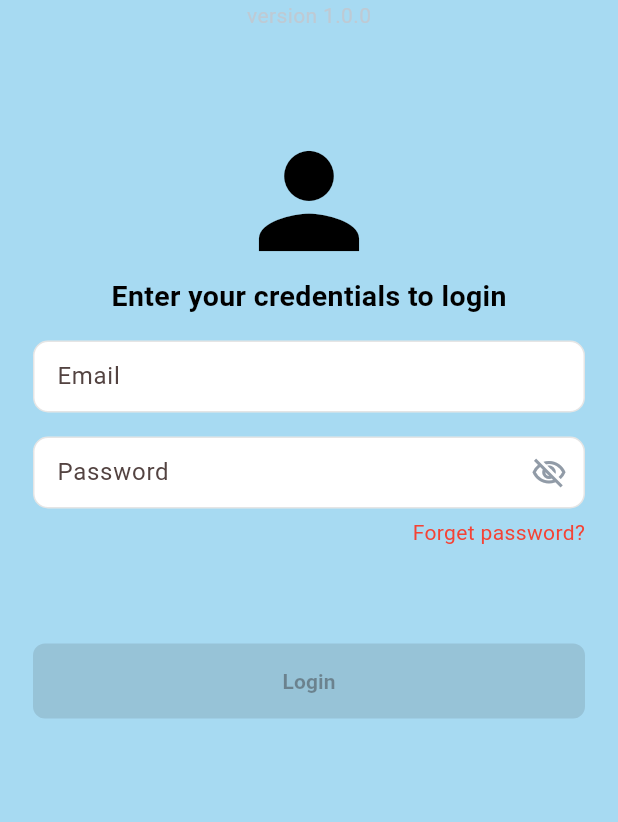
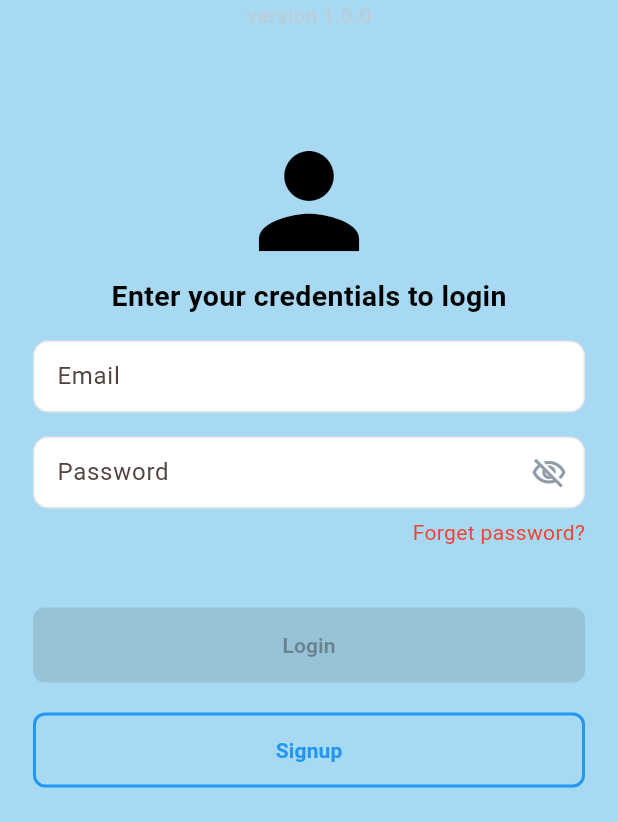
Before and after one commit to SudeshKharel333/ZipPro, a Flutter app: the LoginPage screen opened directly, on a phone screen of 412 x 824 dp, the part 414-1236 px from its top. Run offline on Flutter 3.47's test engine with Material 3 defaults, Android fonts, the phone set to English and light mode, and no system bars; our stand-ins replace carousel_slider, dio, gap, get, get_storage; missing offline and left inert: alice; accounts and stored records are empty.

Commit message:
Added loginpage and signupbutton

```diff
--- a/lib/main.dart
+++ b/lib/main.dart
@@ -58,8 +58,8 @@ class _MyAppState extends State<MyApp> {
               : SplashScreen(),
       initialBinding:
           (storage.read("is_login") != null && storage.read("is_login") == true)
-              ? ShopHomeBinding()
-              : ShopHomeBinding(),
+              ? LoginBinding()
+              : LoginBinding(),
       getPages: AppPages.pages,
     );
   }
--- a/lib/screen/auth/login/login_view.dart
+++ b/lib/screen/auth/login/login_view.dart
@@ -96,13 +96,21 @@ class _LoginPageState extends State<LoginPage> {
                           ))
                     ],
                   ),
-                  Gap(64),
+                  Gap(40),
                   CostumeButtons.common(
                     labelText: 'Login',
                     onPressed: () {
                       logic.login();
                     },
                     isEnabled: logic.validateFields(),
+                  ),
+                  Gap(20),
+                  CostumeButtons.blueBorder(
+                    labelText: 'Signup',
+                    onPressed: () {
+                      // logic.login();
+                    },
+                    isEnabled: false,
                   ),
                 ],
               ),
--- a/lib/screen/splash_screen.dart
+++ b/lib/screen/splash_screen.dart
@@ -1,4 +1,5 @@
 import 'package:flutter/material.dart';
+import 'package:my_flutter_app/screen/auth/login/login_view.dart';
 
 import '../core/app_managers/assets_managers.dart';
 import '../screen/shop_home/shop_home_view.dart';
@@ -75,7 +76,7 @@ class _SplashScreenState extends State<SplashScreen>
           context,
           MaterialPageRoute(
               builder: (context) =>
-                  ShopHomePage()), // Replace with your actual homepage widget
+                  LoginPage()), // Replace with your actual homepage widget
         );
       }
     });
--- a/lib/widgets/buttons.dart
+++ b/lib/widgets/buttons.dart
@@ -9,73 +9,103 @@ class CostumeButtons extends StatefulWidget {
   final bool isEnabled;
   final String btnType;
 
-  const CostumeButtons.common(
-      {super.key,
+  const CostumeButtons.common({
+    super.key,
     required this.labelText,
     this.onPressed,
     this.onLongPressed,
     required this.isEnabled,
-      this.btnType = "common"});
+    this.btnType = "common",
+  });
 
-  const CostumeButtons.positive(
-      {super.key,
+  const CostumeButtons.positive({
+    super.key,
     required this.labelText,
     this.onPressed,
     this.onLongPressed,
     required this.isEnabled,
-      this.btnType = "positive"});
+    this.btnType = "positive",
+  });
 
-  const CostumeButtons.negative(
-      {super.key,
+  const CostumeButtons.negative({
+    super.key,
     required this.labelText,
     this.onPressed,
     this.onLongPressed,
     required this.isEnabled,
-      this.btnType = "negative"});
+    this.btnType = "negative",
+  });
+
+  const CostumeButtons.blueBorder({
+    super.key,
+    required this.labelText,
+    this.onPressed,
+    this.onLongPressed,
+    required this.isEnabled,
+    this.btnType = "blueBorder",
+  });
 
   @override
   State<CostumeButtons> createState() => _CostumeButtonsState();
 }
 
 class _CostumeButtonsState extends State<CostumeButtons> {
-  var passSeen = false;
-  Color foregroundColor = Colors.white;
-  Color backgroundColor = Colors.red;
-
   @override
   Widget build(BuildContext context) {
-    if (widget.btnType == "positive") {
+    Color foregroundColor;
+    Color backgroundColor;
+
+    switch (widget.btnType) {
+      case "positive":
         foregroundColor = ColorManager.positiveButtonForegroundColor;
         backgroundColor = ColorManager.positiveButtonBackgroundColor;
-    } else if (widget.btnType == "negative") {
+        break;
+      case "negative":
         foregroundColor = ColorManager.negativeButtonForegroundColor;
         backgroundColor = ColorManager.negativeButtonBackgroundColor;
-    } else {
+        break;
+      case "blueBorder":
+        // Return OutlinedButton with blue border style
+        return OutlinedButton(
+          onPressed: widget.isEnabled ? widget.onPressed : null,
+          onLongPress: widget.isEnabled ? widget.onLongPressed : null,
+          style: OutlinedButton.styleFrom(
+            side: const BorderSide(color: Colors.blue, width: 2.0),
+            minimumSize: const Size.fromHeight(50),
+            shape: RoundedRectangleBorder(
+              borderRadius: BorderRadius.circular(8),
+            ),
+          ),
+          child: Text(
+            widget.labelText,
+            style: TextStyle(
+              fontWeight: FontWeight.bold,
+              color: Colors.blue,
+            ),
+          ),
+        );
+      default:
         foregroundColor = ColorManager.commonButtonForegroundColor;
         backgroundColor = ColorManager.commonButtonBackgroundColor;
     }
 
+    // Return FilledButton for other types
     return FilledButton(
-      onPressed: widget.isEnabled
-          ? () {
-              widget.onPressed!();
-            }
-          : null,
-      onLongPress: widget.isEnabled
-          ? () {
-              widget.onLongPressed!();
-            }
-          : null,
+      onPressed: widget.isEnabled ? widget.onPressed : null,
+      onLongPress: widget.isEnabled ? widget.onLongPressed : null,
       style: FilledButton.styleFrom(
         backgroundColor: backgroundColor,
         minimumSize: const Size.fromHeight(50),
-          shape:
-              RoundedRectangleBorder(borderRadius: BorderRadius.circular(8))),
+        shape: RoundedRectangleBorder(
+          borderRadius: BorderRadius.circular(8),
+        ),
+      ),
       child: Text(
         widget.labelText,
         style: TextStyle(
           fontWeight: FontWeight.bold,
-            color: widget.isEnabled ? foregroundColor : null),
+          color: widget.isEnabled ? foregroundColor : null,
+        ),
       ),
     );
   }
```
Also changed, not shown: lib/screen/shop_home/shop_home_view.dart (+16 -0 lines), assets/images/logo221.jpg (added). Lines whose indentation alone changed are shown as unchanged.
